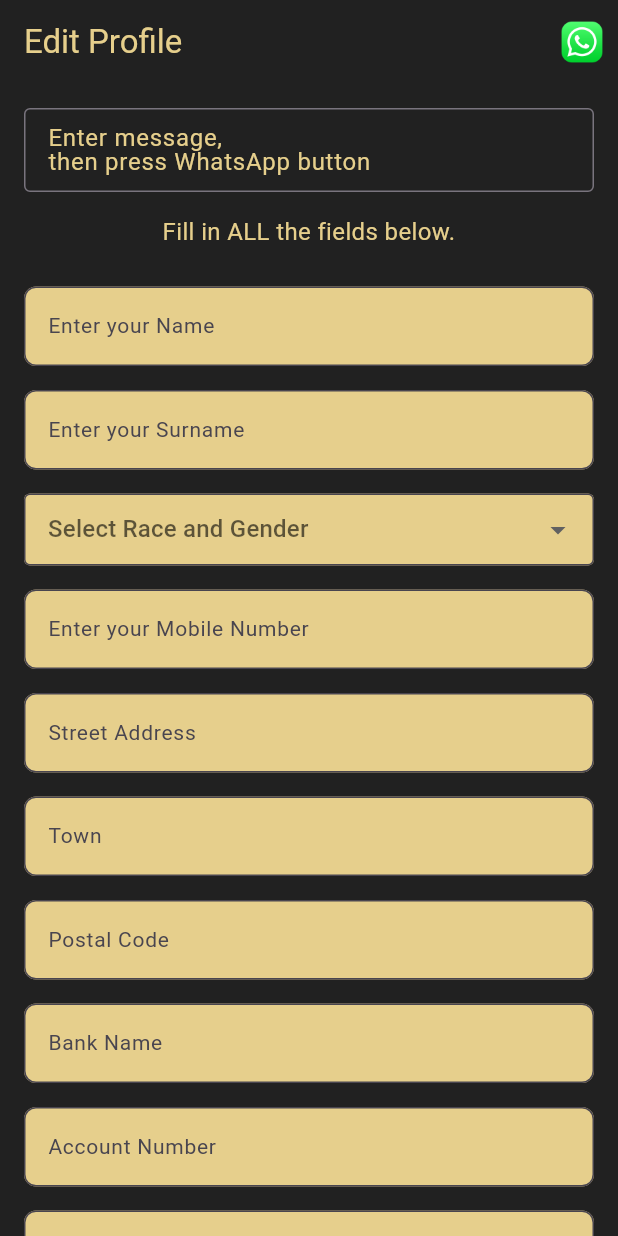
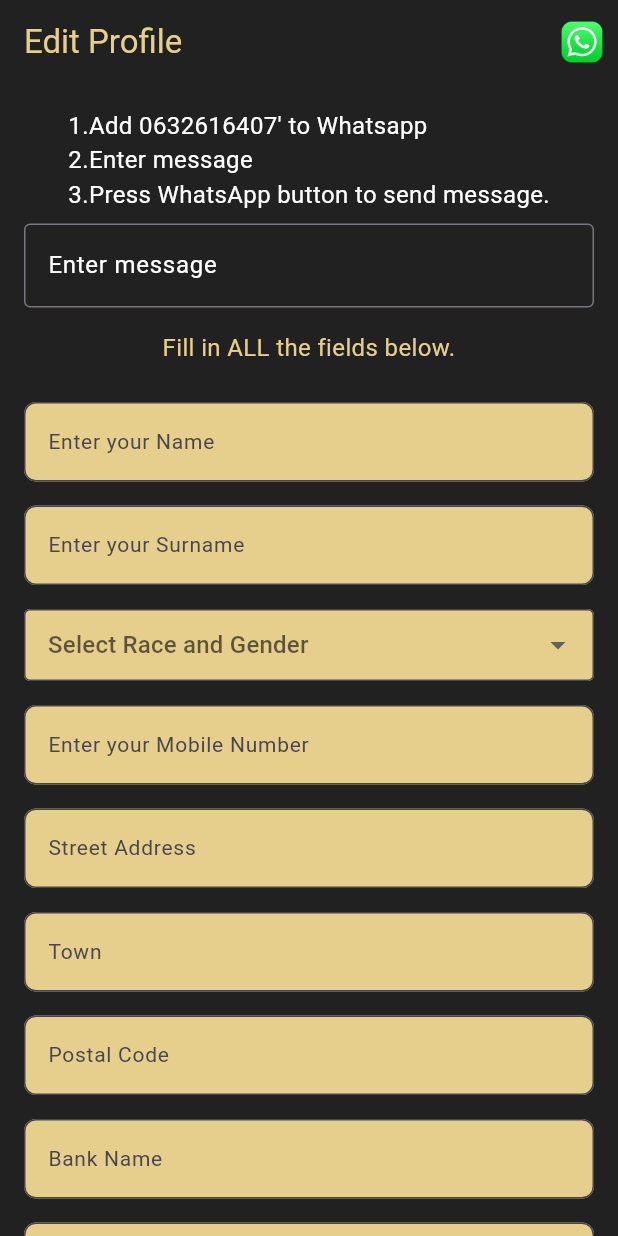
Before and after one commit to flutify-sa/sincot, a Flutter app: the ProfilePage screen opened directly, on a phone screen of 412 x 824 dp. Run offline on Flutter 3.47's test engine with Material 3 defaults, Android fonts, the phone set to English and light mode, and no system bars; our stand-ins replace file_picker, shared_preferences, supabase_flutter; missing offline and left inert: flutter_pdfview; accounts and stored records are empty.

Commit message:
whatsapp mod

```diff
--- a/lib/profilepage.dart
+++ b/lib/profilepage.dart
@@ -244,11 +244,20 @@ class ProfilePageState extends State<ProfilePage> {
             key: _formKey,
             child: Column(
               children: [
+                Text(
+                  "1.Add 0632616407' to Whatsapp\n2.Enter message\n3.Press WhatsApp button to send message.",
+                  style: TextStyle(
+                    fontSize: 16,
+                    color: Colors.white, // Color for the hint text
+                  ),
+                ),
+                SizedBox(height: 8), // Space between the hint and the TextField
+
                 TextField(
                   controller: _messageController, // Assign the controller
                   decoration: InputDecoration(
-                    labelText: 'Enter message,\nthen press WhatsApp button',
-                    labelStyle: TextStyle(color: Color(0xffe6cf8c)),
+                    hintText: 'Enter message',
+                    hintStyle: TextStyle(color: Colors.white),
                     border: OutlineInputBorder(),
                   ),
                   style: TextStyle(color: Colors.white),
```
Also changed, not shown: 4 other files.
